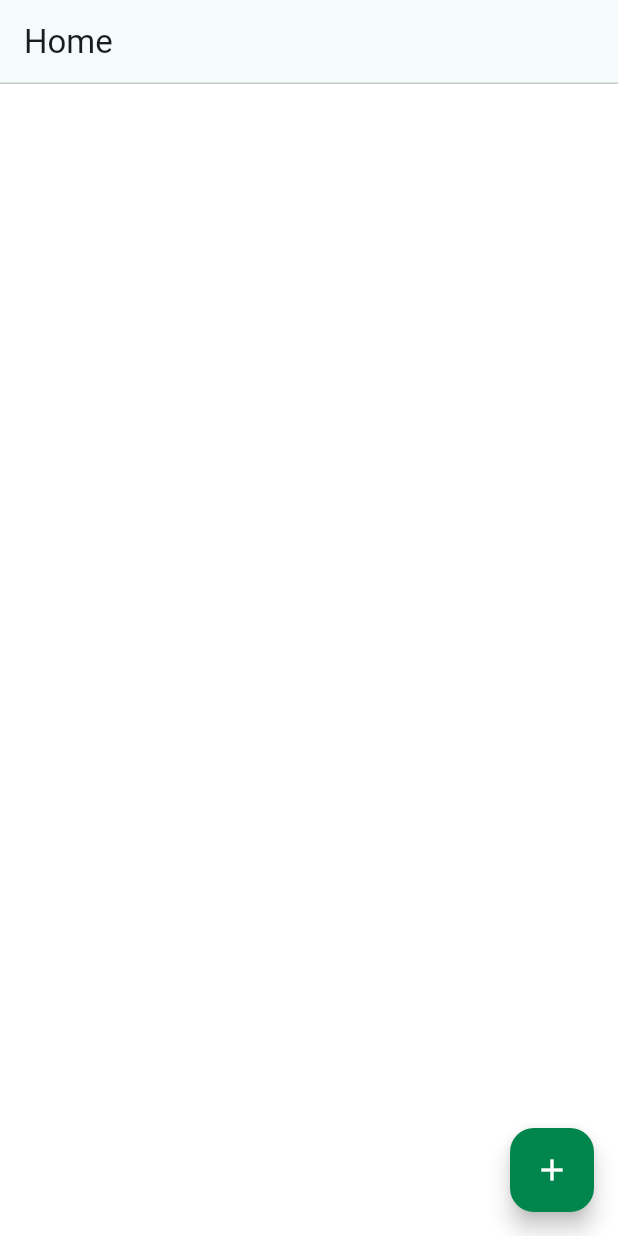
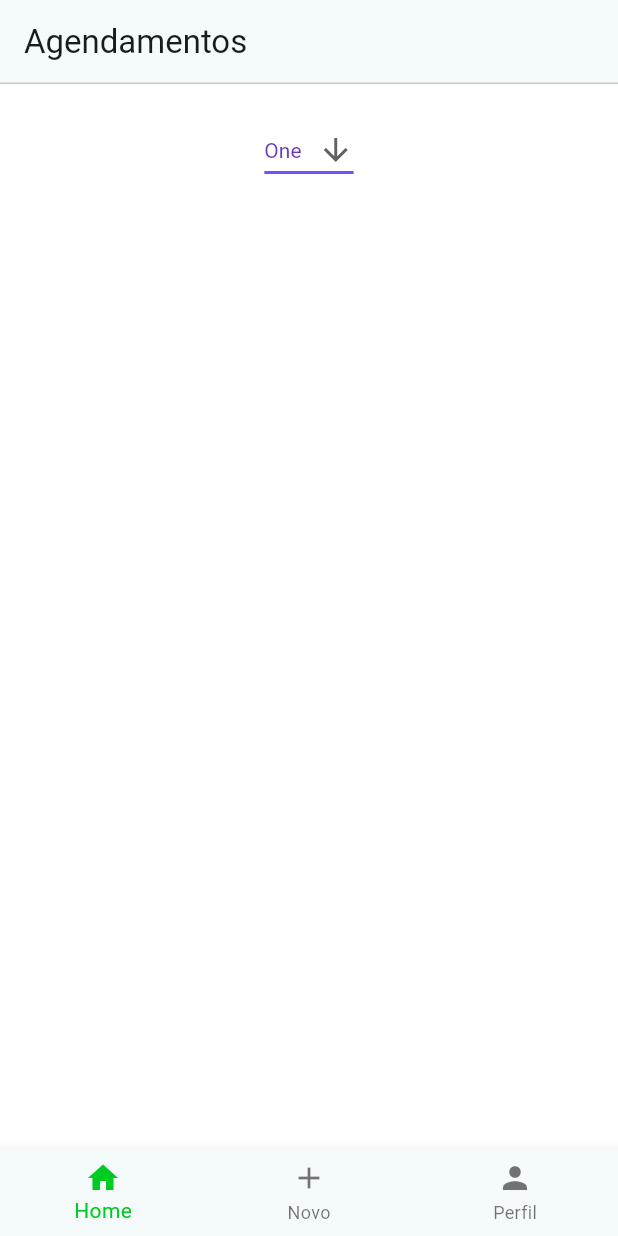
Before and after one commit to kaikdorvalo/agendify-flutter, a Flutter app: the screen it shows after launch, on a phone screen of 412 x 824 dp. Run offline on Flutter 3.47's test engine with Material 3 defaults, Android fonts, the phone set to English and light mode, and no system bars.

Commit message:
feature: created bottom navigation bar

```diff
--- a/lib/home/screens/home_screen.dart
+++ b/lib/home/screens/home_screen.dart
@@ -1,4 +1,6 @@
 import 'package:agendify/home/models/scheduling_model.dart';
+import 'package:agendify/shared/components/drop_list_component.dart';
+import 'package:agendify/shared/components/navigation_bottom_component.dart';
 import 'package:flutter/material.dart';
 
 class HomeScreen extends StatefulWidget {
@@ -15,7 +17,7 @@ class _HomeScreenState extends State<HomeScreen> {
   Widget build(BuildContext context) {
     return Scaffold(
       appBar: AppBar(
-        title: const Text('Home'),
+        title: const Text('Agendamentos'),
         shape: const Border(
           bottom: BorderSide(
             color: Color.fromARGB(255, 201, 201, 201), // Cor da borda
@@ -31,17 +33,10 @@ class _HomeScreenState extends State<HomeScreen> {
         height: MediaQuery.of(context).size.height,
         padding: const EdgeInsets.all(20.0),
         child: Column(
-          children: <Widget>[],
+          children: <Widget>[DropList()],
         ),
       ),
-
-      floatingActionButton: FloatingActionButton(
-        onPressed: _newScheduling,
-        foregroundColor: Colors.white,
-        backgroundColor: const Color.fromARGB(255, 0, 134, 76),
-        tooltip: 'Register',
-        child: const Icon(Icons.add),
-      ), // Thi
+      bottomNavigationBar: NavigationBottom(),
     );
   }
 }
--- /dev/null
+++ b/lib/shared/components/drop_list_component.dart
@@ -0,0 +1,38 @@
+import 'package:flutter/material.dart';
+
+class DropList extends StatefulWidget {
+  @override
+  _DropListState createState() => _DropListState();
+}
+
+const List<String> list = <String>['One', 'Two', 'Three', 'Four'];
+
+class _DropListState extends State<DropList> {
+  String dropdownValue = list.first;
+
+  @override
+  Widget build(BuildContext context) {
+    return DropdownButton<String>(
+      value: dropdownValue,
+      icon: const Icon(Icons.arrow_downward),
+      elevation: 16,
+      style: const TextStyle(color: Colors.deepPurple),
+      underline: Container(
+        height: 2,
+        color: Colors.deepPurpleAccent,
+      ),
+      onChanged: (String? value) {
+        // This is called when the user selects an item.
+        setState(() {
+          dropdownValue = value!;
+        });
+      },
+      items: list.map<DropdownMenuItem<String>>((String value) {
+        return DropdownMenuItem<String>(
+          value: value,
+          child: Text(value),
+        );
+      }).toList(),
+    );
+  }
+}
--- /dev/null
+++ b/lib/shared/components/navigation_bottom_component.dart
@@ -0,0 +1,39 @@
+import 'package:flutter/material.dart';
+
+class NavigationBottom extends StatefulWidget {
+  @override
+  _NavigationBottomState createState() => _NavigationBottomState();
+}
+
+class _NavigationBottomState extends State<NavigationBottom> {
+  int _selectedIndex = 0;
+
+  void _onItemTapped(int index) {
+    setState(() {
+      _selectedIndex = index;
+    });
+  }
+
+  @override
+  Widget build(BuildContext context) {
+    return BottomNavigationBar(
+      items: const <BottomNavigationBarItem>[
+        BottomNavigationBarItem(
+          icon: Icon(Icons.home),
+          label: 'Home',
+        ),
+        BottomNavigationBarItem(
+          icon: Icon(Icons.add),
+          label: 'Novo',
+        ),
+        BottomNavigationBarItem(
+          icon: Icon(Icons.person),
+          label: 'Perfil',
+        ),
+      ],
+      currentIndex: _selectedIndex,
+      selectedItemColor: const Color.fromARGB(255, 0, 203, 34),
+      onTap: _onItemTapped,
+    );
+  }
+}
```
Also changed, not shown: pubspec.lock.
